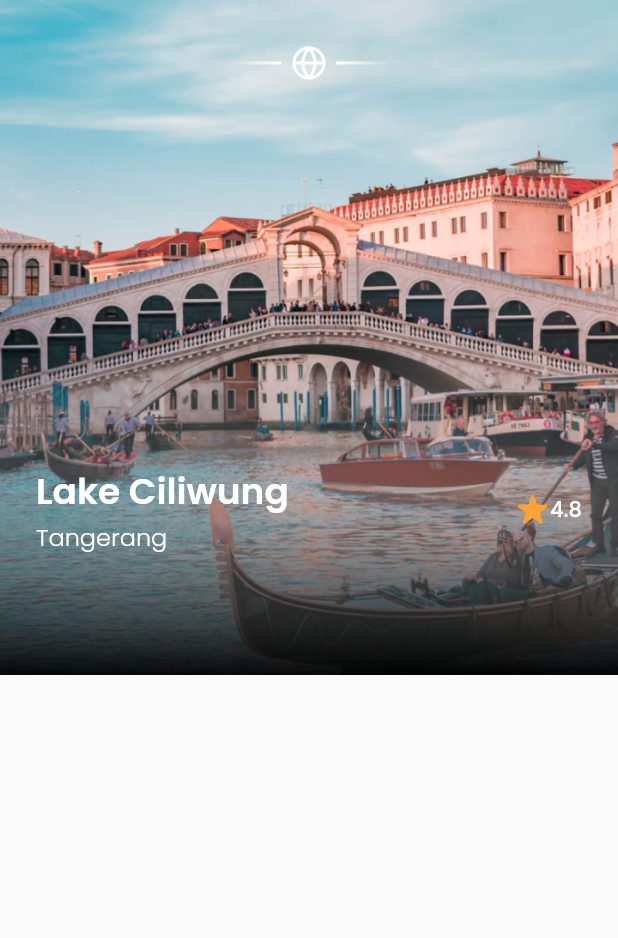
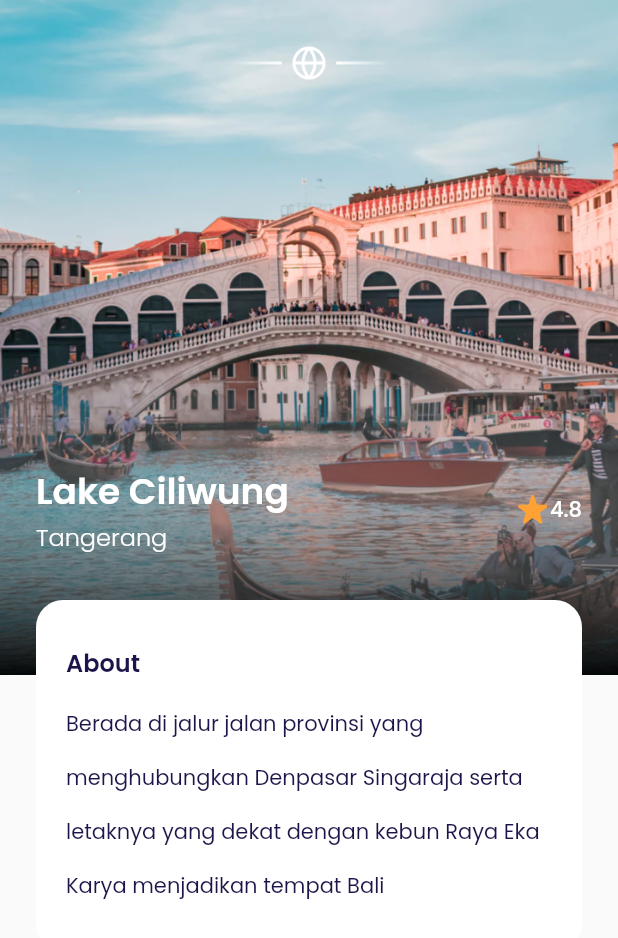
Before and after one commit to Nurhiman20/travel-flight-booking-app, a Flutter app: the DetailPage screen opened directly, on a phone screen of 412 x 824 dp. Shown: the top 938 px of the screen. Run offline on Flutter 3.47's test engine with Material 2 defaults, Android fonts, the phone set to English and light mode, and no system bars; our stand-ins replace google_fonts.

Commit message:
feat(Detail page): Slicing the about widget

```diff
--- a/lib/ui/pages/detail_page.dart
+++ b/lib/ui/pages/detail_page.dart
@@ -92,6 +92,32 @@ class DetailPage extends StatelessWidget {
                   )
                 ],
               ),
+            ),
+
+            // NOTE: DESCRIPTION
+            Container(
+              width: double.infinity,
+              margin: const EdgeInsets.only(top: 30),
+              padding: const EdgeInsets.symmetric(horizontal: 20, vertical: 30),
+              decoration: BoxDecoration(
+                  color: kWhiteColor, borderRadius: BorderRadius.circular(18)),
+              child: Column(
+                crossAxisAlignment: CrossAxisAlignment.start,
+                children: [
+                  Text(
+                    'About',
+                    style: blackTextStyle.copyWith(
+                        fontSize: 16, fontWeight: semiBold),
+                  ),
+                  const SizedBox(
+                    height: 6,
+                  ),
+                  Text(
+                    'Berada di jalur jalan provinsi yang menghubungkan Denpasar Singaraja serta letaknya yang dekat dengan kebun Raya Eka Karya menjadikan tempat Bali',
+                    style: blackTextStyle.copyWith(height: 2.6),
+                  )
+                ],
+              ),
             )
           ],
         ),
```
